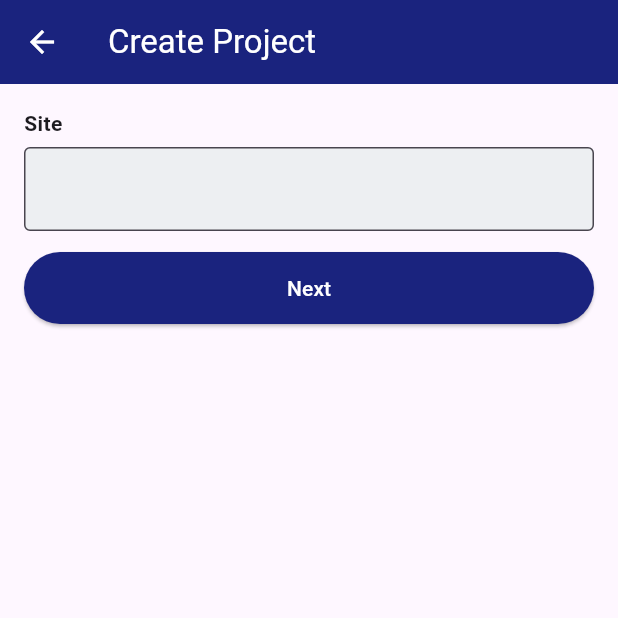
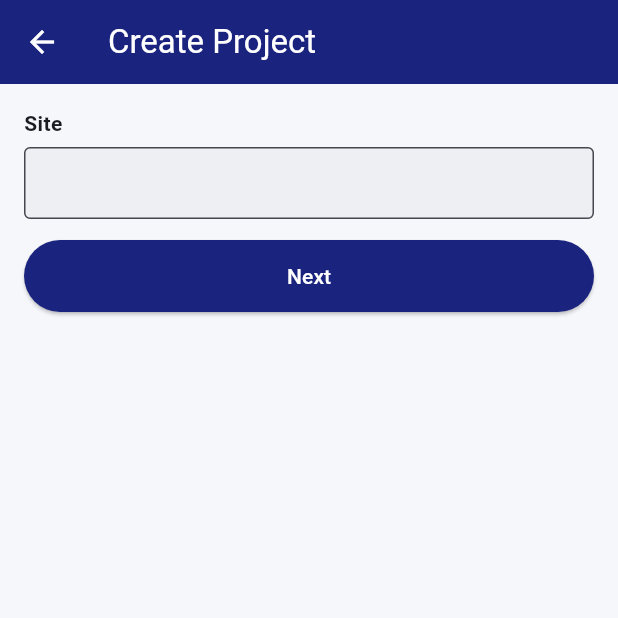
Before and after one commit to WanyayWan/rak_testing, a Flutter app: the screen it shows after launch, after a tap on "CREATE", on a phone screen of 412 x 824 dp, the top half of it. Run offline on Flutter 3.47's test engine with Material 3 defaults, Android fonts, the phone set to English and light mode, and no system bars; our stand-ins replace image_picker, pdf.

Commit message:
Almost donee

```diff
--- a/prototype/lib/main.dart
+++ b/prototype/lib/main.dart
@@ -6,24 +6,60 @@ import 'pages/details_page.dart';
 import 'pages/edit_delete_page.dart';
 import 'pages/location_page.dart';
 
-void main() => runApp(const RakApp()); // main function to run the app
-//This single line initializes Flutter and launches your app by displaying the widget tree starting from RakApp
-//runApp is a built-in Flutter function that takes a widget and makes it the root of the widget tree
+void main() => runApp(const RakApp());
 
-class RakApp extends StatelessWidget {  // root widget of the app let's say if we are using the statefull widget then we need a state class
-  const RakApp({super.key}); // constructor
+class RakApp extends StatelessWidget {
+  const RakApp({super.key});
 
   @override
   Widget build(BuildContext context) {
-    return MaterialApp(    // root widget setting up the themee and global app-feature
-      debugShowCheckedModeBanner: false,  // the debugging icon to be false
-      initialRoute: IntroPage.route,     //This line indicate which page to be started first
-    routes: {  //  defining the routes for navigation between different pages
+    return MaterialApp(
+      debugShowCheckedModeBanner: false,
+
+      // 🌟 Modern polished theme
+      theme: ThemeData(
+        useMaterial3: true,
+
+        colorScheme: ColorScheme.fromSeed(
+          seedColor: const Color(0xFF1A237E), // deep navy blue
+          brightness: Brightness.light,
+        ),
+
+        scaffoldBackgroundColor: const Color(0xFFF6F7FB),
+
+        appBarTheme: const AppBarTheme(
+          elevation: 0,
+          centerTitle: false,
+          backgroundColor: Colors.white,
+          foregroundColor: Colors.black87,
+        ),
+
+
+
+        inputDecorationTheme: const InputDecorationTheme(
+          filled: true,
+          fillColor: Color(0xFFEDEFF2),
+          border: OutlineInputBorder(
+            borderRadius: BorderRadius.all(Radius.circular(8)),
+            borderSide: BorderSide.none,
+          ),
+          contentPadding: EdgeInsets.symmetric(horizontal: 12, vertical: 10),
+        ),
+
+        iconTheme: const IconThemeData(
+          size: 22,
+          color: Colors.black87,
+        ),
+      ),
+
+      initialRoute: IntroPage.route,
+
+      routes: {
         IntroPage.route: (_) => const IntroPage(),
-        HomePage.route:  (_) => const HomePage(),
+        HomePage.route: (_) => const HomePage(),
         CreatePage.route: (_) => const CreatePage(),
         DetailsPage.route: (_) => const DetailsPage(),
-       EditDeletePage.route: (_) => const EditDeletePage(),
+        EditDeletePage.route: (_) => const EditDeletePage(),
         LocationPage.route: (_) => const LocationPage(),
       },
     );
--- a/prototype/lib/pages/home_page.dart
+++ b/prototype/lib/pages/home_page.dart
@@ -7,79 +7,86 @@ import 'package:prototype/pages/edit_delete_page.dart';
 import 'dart:io' show Platform;
 import 'package:flutter/services.dart';
 
+import '../responsive.dart'; // ✅ added for tablet detection
 
-class HomePage extends StatelessWidget {    // stateless widget as no state to manage
-  static const route = '/home'; // route name for navigation
+class HomePage extends StatelessWidget {
+  static const route = '/home';
   const HomePage({super.key});
 
   @override
   Widget build(BuildContext context) {
+    final bool tablet = isTablet(context);
+
     return Scaffold(
       body: Container(
-    decoration: const BoxDecoration(
-          /*     image: DecorationImage(
-            image: AssetImage('assets/images/RAK_logo.png'),
-            fit: BoxFit.cover,
-          ), */
+        decoration: const BoxDecoration(),
+        child: SafeArea(
+          child: Center(
+            child: ConstrainedBox(
+              constraints: BoxConstraints(
+                maxWidth: tablet ? 600 : double.infinity, // ⭐ center on tablet
               ),
-        child: SafeArea(
               child: Padding(
-            padding: const EdgeInsets.symmetric(horizontal: 24, vertical: 16),
+                padding: EdgeInsets.symmetric(
+                  horizontal: tablet ? 32 : 24,
+                  vertical: tablet ? 24 : 16,
+                ),
                 child: Column(
                   crossAxisAlignment: CrossAxisAlignment.center,
                   children: [
-                // Logo box
+                    // ----- Logo Box -----
                     Container(
-                  padding: const EdgeInsets.all(12),
+                      padding: EdgeInsets.all(tablet ? 20 : 12),
                       decoration: BoxDecoration(
                         color: Colors.white,
-                    borderRadius: BorderRadius.circular(12),
+                        borderRadius: BorderRadius.circular(16),
                         boxShadow: [
                           BoxShadow(
-                        color: Colors.black.withOpacity(0.2),
-                        blurRadius: 6,
+                            color: Colors.black.withOpacity(0.18),
+                            blurRadius: 8,
                             offset: const Offset(2, 4),
                           ),
                         ],
                       ),
                       child: Column(
-                  children:  const [
-                       Image(
-                        image: AssetImage('assets/images/RAK_logo.png'),
-                        height: 120,
+                        children: [
+                          Image.asset(
+                            'assets/images/RAK_logo.png',
+                            height: tablet ? 180 : 120,
                           ),
-                  //    SizedBox(height: 8),
-                   /*   Text(
-                        'R.A.K. MATERIALS CONSULTANTS\nPTE. LTD.',
-                        textAlign: TextAlign.center,
-                        style: TextStyle(
-                          fontWeight: FontWeight.bold, fontSize: 14, color: Colors.blue,
-                        ),
-                      ), */
                         ],
                       ),
                     ),
 
-                const SizedBox(height: 40),
+                    SizedBox(height: tablet ? 60 : 40),
 
+                    // ----- Menu Buttons -----
                     MenuButton(
                       label: 'CREATE',
+                      fontSize: tablet ? 22 : 18,
+                      height: tablet ? 60 : 50,
                       onPressed: () {
                         Navigator.pushNamed(context, CreatePage.route);
                       },
                     ),
-                const SizedBox(height: 16),
+
+                    SizedBox(height: tablet ? 24 : 16),
 
                     MenuButton(
                       label: 'EDIT/DELETE',
+                      fontSize: tablet ? 22 : 18,
+                      height: tablet ? 60 : 50,
                       onPressed: () {
                         Navigator.pushNamed(context, EditDeletePage.route);
                       },
                     ),
-                const SizedBox(height: 16),
+
+                    SizedBox(height: tablet ? 24 : 16),
 
                     MenuButton(
                       label: 'EXIT',
+                      fontSize: tablet ? 22 : 18,
+                      height: tablet ? 60 : 50,
                       onPressed: () async {
                         final shouldExit = await showDialog<bool>(
                           context: context,
@@ -88,11 +95,13 @@ class HomePage extends StatelessWidget {    // stateless widget as no state to m
                             content: const Text('Close the app?'),
                             actions: [
                               TextButton(
-            onPressed: () => Navigator.pop(context, false),
+                                onPressed: () =>
+                                    Navigator.pop(context, false),
                                 child: const Text('Cancel'),
                               ),
                               TextButton(
-            onPressed: () => Navigator.pop(context, true),
+                                onPressed: () =>
+                                    Navigator.pop(context, true),
                                 child: const Text('OK'),
                               ),
                             ],
@@ -100,30 +109,30 @@ class HomePage extends StatelessWidget {    // stateless widget as no state to m
                         );
 
                         if (shouldExit == true) {
-      // Close the app (Android). On iOS, exiting programmatically is discouraged.
                           if (Platform.isAndroid) {
-        SystemNavigator.pop(); // preferred over exit(0)
+                            SystemNavigator.pop();
                           } else if (Platform.isIOS) {
-        // Apple discourages forced exit; if you really need it for internal builds:
-        // import 'dart:io' and uncomment next line (may be rejected by App Review)
-        // exit(0);
-        SystemNavigator.pop(); // often just backgrounds the app on iOS
+                            SystemNavigator.pop();
                           } else {
                             SystemNavigator.pop();
                           }
                         }
                       },
-)
-,
+                    ),
 
                     const Spacer(),
 
-                const Text(
+                    Text(
                       'Service to others\nleads to greatness.',
                       textAlign: TextAlign.center,
-                  style: TextStyle(fontWeight: FontWeight.bold, fontSize: 18),
+                      style: TextStyle(
+                        fontWeight: FontWeight.bold,
+                        fontSize: tablet ? 26 : 18,
+                      ),
                     ),
                   ],
+                ),
+              ),
             ),
           ),
         ),
--- /dev/null
+++ b/prototype/lib/responsive.dart
@@ -0,0 +1,6 @@
+import 'package:flutter/material.dart';
+
+bool isTablet(BuildContext context) {
+  final size = MediaQuery.of(context).size;
+  return size.shortestSide >= 600; // common breakpoint for tablets
+}
```
Also changed, not shown: prototype/lib/pages/details_page.dart (+88 -7 lines). Lines whose indentation alone changed are shown as unchanged.
